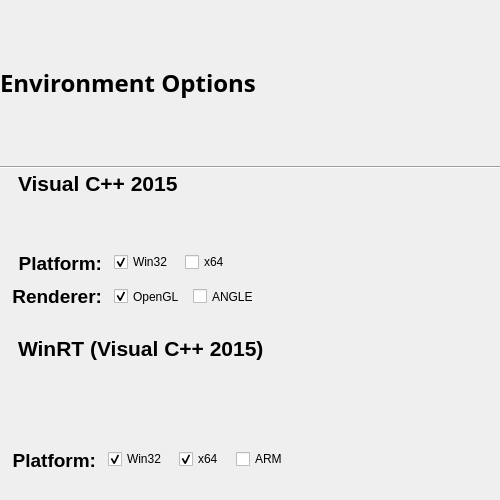
First picture: the form in ui/WizardPageEnvOptions.ui, repository cinder/TinderBox, before the edit.
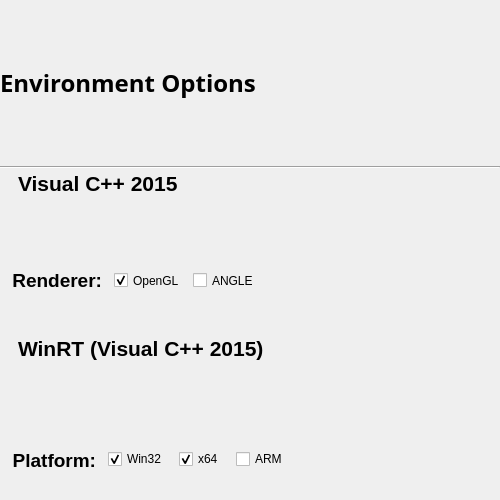
Second picture: the form after the edit. Icons and pictures are not drawn.

What changed in the file:
```diff
--- a/ui/WizardPageEnvOptions.ui
+++ b/ui/WizardPageEnvOptions.ui
@@ -193,57 +193,6 @@
         <number>4</number>
        </property>
        <item row="0" column="0">
-        <widget class="QLabel" name="vc2015PlatformLabel">
-         <property name="sizePolicy">
-          <sizepolicy hsizetype="Minimum" vsizetype="Minimum">
-           <horstretch>0</horstretch>
-           <verstretch>0</verstretch>
-          </sizepolicy>
-         </property>
-         <property name="font">
-          <font>
-           <family>Helvetica</family>
-           <pointsize>14</pointsize>
-           <weight>75</weight>
-           <bold>true</bold>
-          </font>
-         </property>
-         <property name="text">
-          <string>Platform:</string>
-         </property>
-         <property name="alignment">
-          <set>Qt::AlignRight|Qt::AlignTrailing|Qt::AlignVCenter</set>
-         </property>
-        </widget>
-       </item>
-       <item row="0" column="1">
-        <layout class="QHBoxLayout" name="vc2015PlatformLayout">
-         <property name="spacing">
-          <number>12</number>
-         </property>
-         <property name="sizeConstraint">
-          <enum>QLayout::SetMinimumSize</enum>
-         </property>
-         <item>
-          <widget class="QCheckBox" name="vc2015Win32CheckBox">
-           <property name="text">
-            <string>Win32</string>
-           </property>
-           <property name="checked">
-            <bool>true</bool>
-           </property>
-          </widget>
-         </item>
-         <item>
-          <widget class="QCheckBox" name="vc2015X64CheckBox">
-           <property name="text">
-            <string>x64</string>
-           </property>
-          </widget>
-         </item>
-        </layout>
-       </item>
-       <item row="1" column="0">
         <widget class="QLabel" name="vc2015RendererLabel">
          <property name="sizePolicy">
           <sizepolicy hsizetype="Minimum" vsizetype="Minimum">
@@ -267,7 +216,7 @@
          </property>
         </widget>
        </item>
-       <item row="1" column="1">
+       <item row="0" column="1">
         <layout class="QHBoxLayout" name="vc2015RendererLayout">
          <property name="spacing">
           <number>8</number>
```
